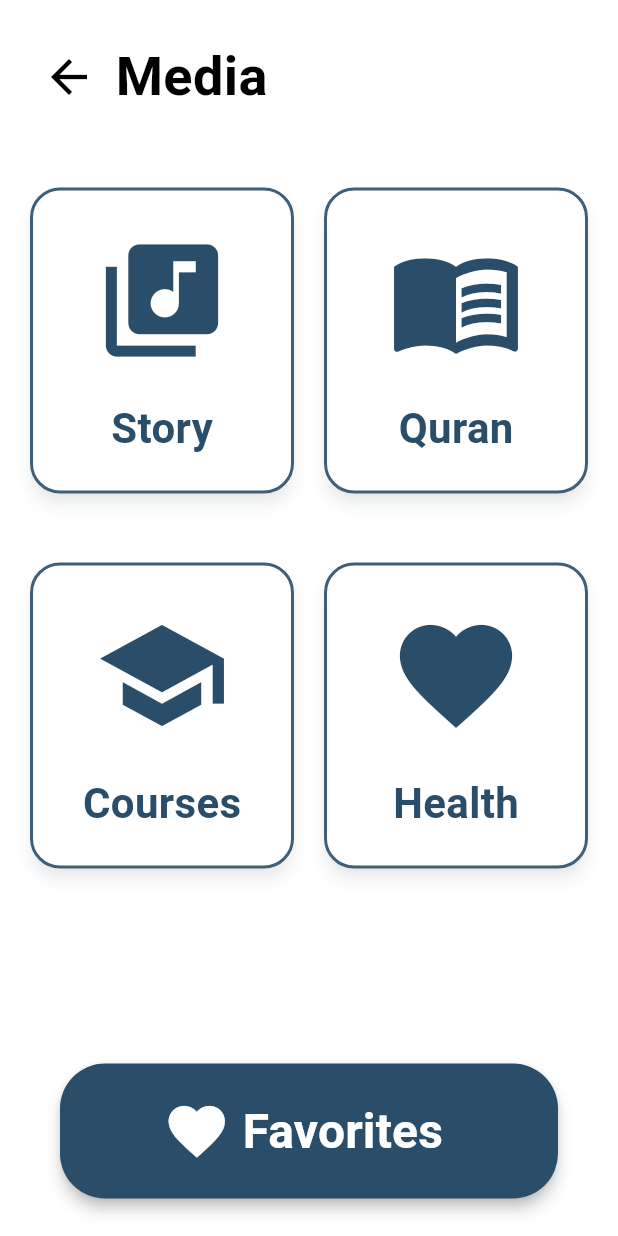
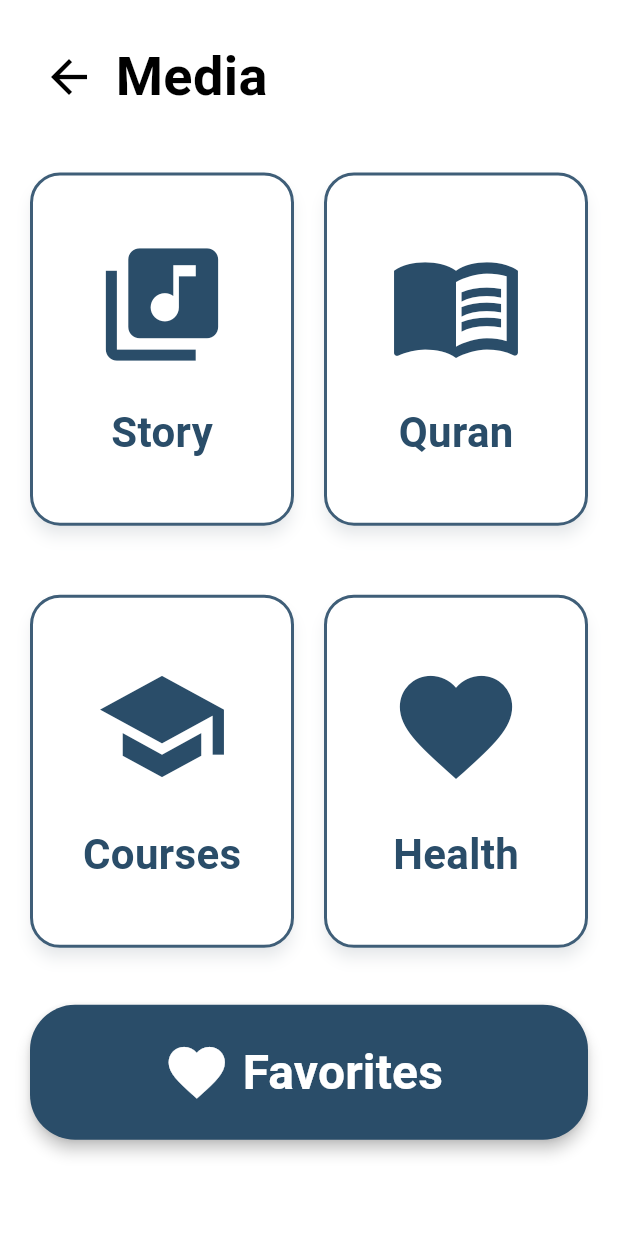
Before and after one commit to Majdalru/2025_GP_13, a Flutter app: the MediaPage screen opened directly, on a phone screen of 412 x 824 dp. Run offline on Flutter 3.47's test engine with Material 3 defaults, Android fonts, the phone set to English and light mode, and no system bars; our stand-ins replace shared_preferences; accounts and stored records are empty; Roboto replaces fonts that are missing (NotoSansArabic).

Commit message:
Update media_page.dart

```diff
--- a/lib/elderly_Screens/screens/media_page.dart
+++ b/lib/elderly_Screens/screens/media_page.dart
@@ -7,18 +7,17 @@ class MediaPage extends StatelessWidget {
 
   @override
   Widget build(BuildContext context) {
-    // Brand color (dark blue)
     const darkBlue = Color(0xFF2A4D69);
 
     return Scaffold(
       backgroundColor: Colors.white,
       body: SafeArea(
-        child: Padding(
+        child: SingleChildScrollView( // ✅ أضفنا scroll
           padding: const EdgeInsets.symmetric(horizontal: 20, vertical: 25),
           child: Column(
             crossAxisAlignment: CrossAxisAlignment.start,
             children: [
-              // Top row: back button + title
+              // 🔹 Top row: back button + title
               Row(
                 children: [
                   IconButton(
@@ -41,15 +40,16 @@ class MediaPage extends StatelessWidget {
                 ],
               ),
 
-              const SizedBox(height: 40),
+              const SizedBox(height: 30),
 
-              // Grid of media cards
-              Expanded(
-                child: GridView.count(
+              // 🔹 Grid of media cards
+              GridView.count(
+                shrinkWrap: true, // ✅ مهم جدًا
+                physics: const NeverScrollableScrollPhysics(),
                 crossAxisCount: 2,
                 crossAxisSpacing: 20,
                 mainAxisSpacing: 30,
-                  childAspectRatio: 0.8,
+                childAspectRatio: 0.7,
                 children: [
                   _buildMediaCard(context, Icons.library_music, "Story", darkBlue),
                   _buildMediaCard(context, Icons.menu_book, "Quran", darkBlue),
@@ -57,14 +57,11 @@ class MediaPage extends StatelessWidget {
                   _buildMediaCard(context, Icons.favorite, "Health", darkBlue),
                 ],
               ),
-              ),
 
-              const SizedBox(height: 20),
+              const SizedBox(height: 30),
 
-              // Favorites button
-              Padding(
-                padding: const EdgeInsets.symmetric(horizontal: 20),
-                child: SizedBox(
+              // 🔹 Favorites button
+              SizedBox(
                 width: double.infinity,
                 height: 90,
                 child: ElevatedButton.icon(
@@ -93,7 +90,6 @@ class MediaPage extends StatelessWidget {
                       borderRadius: BorderRadius.circular(30),
                     ),
                     elevation: 4,
-                    ),
                   ),
                 ),
               ),
```
Lines whose indentation alone changed are shown as unchanged.
